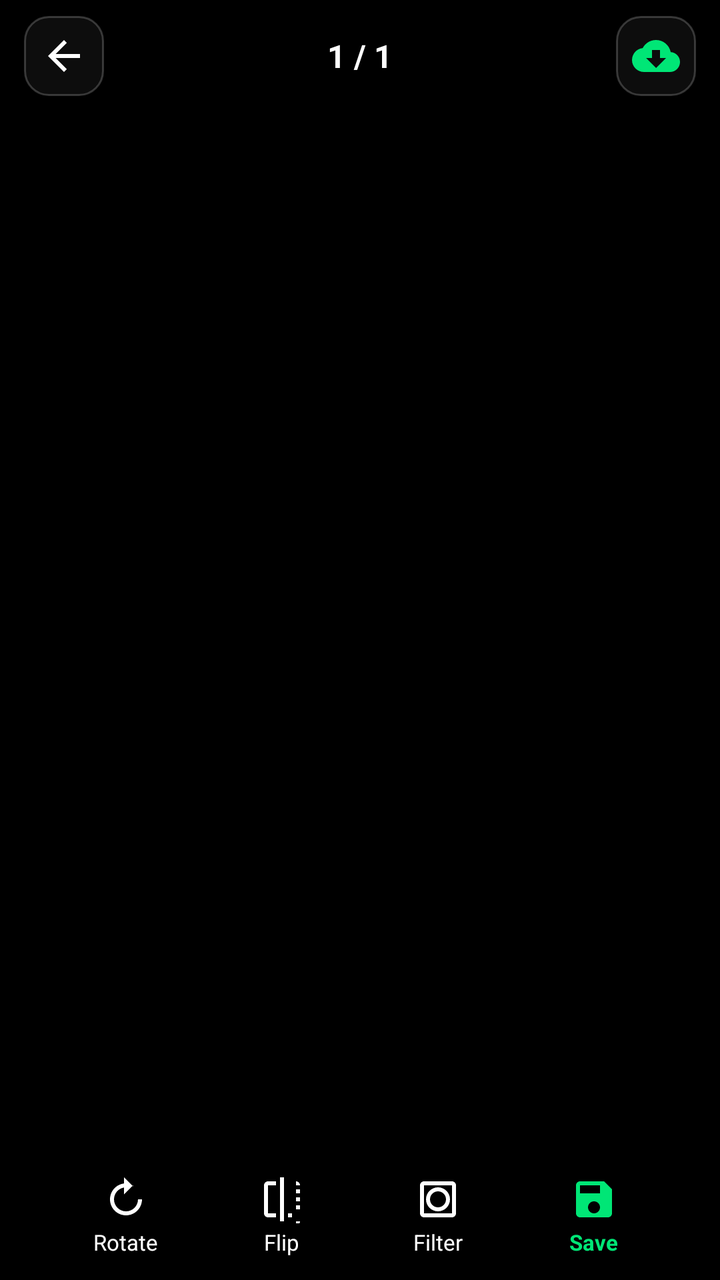
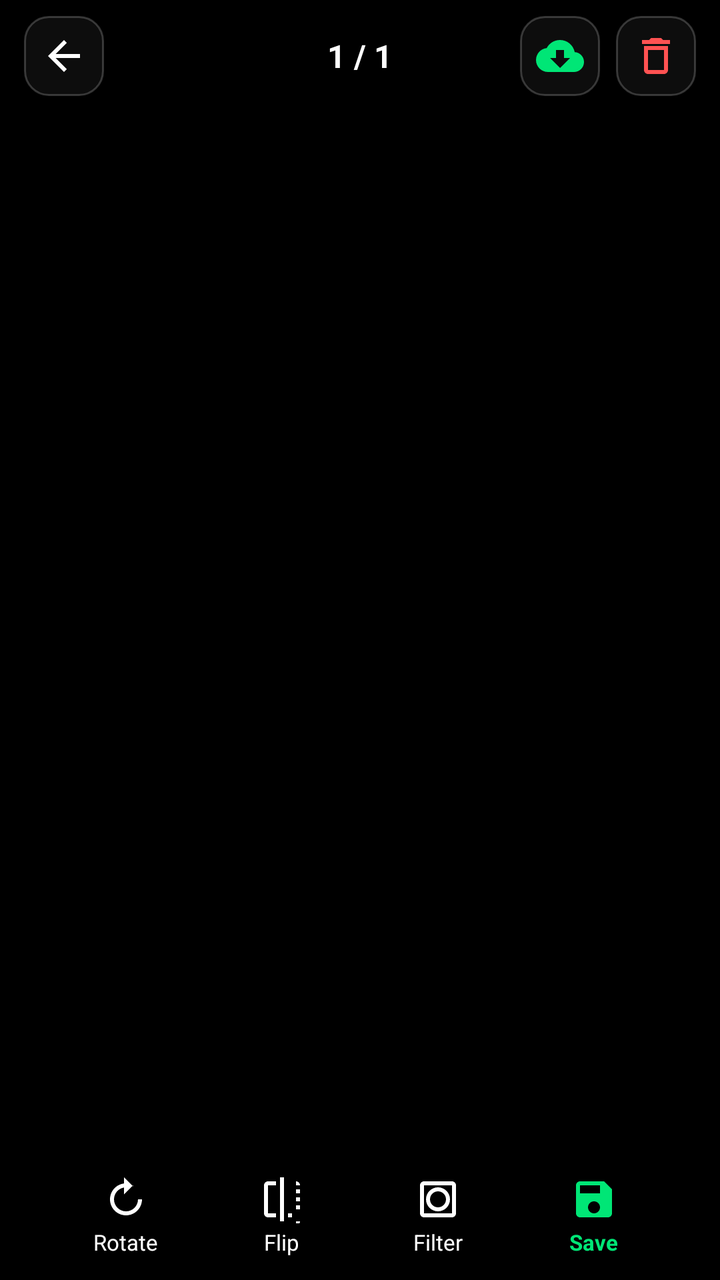

Before-and-after screenshots of an Android layout around one commit, followed by the original layout XML and the change that was made.
<!-- AndroidManifest.xml: application theme Theme.AppCompat.Light.NoActionBar -->
<!-- res/layout/activity_media_viewer.xml -->
<?xml version="1.0" encoding="utf-8"?>
<RelativeLayout xmlns:android="http://schemas.android.com/apk/res/android"
    xmlns:app="http://schemas.android.com/apk/res-auto"
    android:id="@+id/rootMediaViewer"
    android:layout_width="match_parent"
    android:layout_height="match_parent"
    android:background="#000000">

    <androidx.viewpager2.widget.ViewPager2
        android:id="@+id/viewPager"
        android:layout_width="match_parent"
        android:layout_height="match_parent" />

    
    <RelativeLayout
        android:id="@+id/viewerTopBar"
        android:layout_width="match_parent"
        android:layout_height="56dp"
        android:layout_alignParentTop="true"
        android:background="#99000000"
        android:paddingStart="12dp"
        android:paddingEnd="12dp">

        <ImageView
            android:id="@+id/btnBack"
            android:layout_width="40dp"
            android:layout_height="40dp"
            android:layout_alignParentStart="true"
            android:layout_centerVertical="true"
            android:background="@drawable/bg_glass_input"
            android:padding="8dp"
            android:src="@drawable/ic_back_vector"
            app:tint="#FFFFFF"
            android:clickable="true"
            android:focusable="true" />

        <TextView
            android:id="@+id/tvMediaCounter"
            android:layout_width="wrap_content"
            android:layout_height="wrap_content"
            android:layout_centerInParent="true"
            android:text="1 / 1"
            android:textColor="#FFFFFF"
            android:textSize="16sp"
            android:textStyle="bold" />

        <ImageView
            android:id="@+id/btnRestoreViewer"
            android:layout_width="40dp"
            android:layout_height="40dp"
            android:layout_alignParentEnd="true"
            android:layout_centerVertical="true"
            android:background="@drawable/bg_glass_input"
            android:padding="8dp"
            android:src="@drawable/ic_download_vector"
            app:tint="#00E676"
            android:clickable="true"
            android:focusable="true" />
    </RelativeLayout>

    
    <LinearLayout
        android:id="@+id/layoutPhotoEditing"
        android:layout_width="match_parent"
        android:layout_height="64dp"
        android:layout_alignParentBottom="true"
        android:background="#99000000"
        android:gravity="center"
        android:orientation="horizontal"
        android:paddingStart="24dp"
        android:paddingEnd="24dp">

        
        <LinearLayout
            android:id="@+id/btnRotate"
            android:layout_width="0dp"
            android:layout_height="match_parent"
            android:layout_weight="1"
            android:gravity="center"
            android:orientation="vertical"
            android:clickable="true"
            android:focusable="true">

            <ImageView
                android:layout_width="24dp"
                android:layout_height="24dp"
                android:src="@drawable/ic_rotate_vector"
                app:tint="#FFFFFF" />

            <TextView
                android:layout_width="wrap_content"
                android:layout_height="wrap_content"
                android:text="Rotate"
                android:textColor="#FFFFFF"
                android:textSize="11sp"
                android:layout_marginTop="2dp" />
        </LinearLayout>

        
        <LinearLayout
            android:id="@+id/btnFlip"
            android:layout_width="0dp"
            android:layout_height="match_parent"
            android:layout_weight="1"
            android:gravity="center"
            android:orientation="vertical"
            android:clickable="true"
            android:focusable="true">

            <ImageView
                android:layout_width="24dp"
                android:layout_height="24dp"
                android:src="@drawable/ic_flip_vector"
                app:tint="#FFFFFF" />

            <TextView
                android:layout_width="wrap_content"
                android:layout_height="wrap_content"
                android:text="Flip"
                android:textColor="#FFFFFF"
                android:textSize="11sp"
                android:layout_marginTop="2dp" />
        </LinearLayout>

        
        <LinearLayout
            android:id="@+id/btnFilter"
            android:layout_width="0dp"
            android:layout_height="match_parent"
            android:layout_weight="1"
            android:gravity="center"
            android:orientation="vertical"
            android:clickable="true"
            android:focusable="true">

            <ImageView
                android:layout_width="24dp"
                android:layout_height="24dp"
                android:src="@drawable/ic_filter_vector"
                app:tint="#FFFFFF" />

            <TextView
                android:layout_width="wrap_content"
                android:layout_height="wrap_content"
                android:text="Filter"
                android:textColor="#FFFFFF"
                android:textSize="11sp"
                android:layout_marginTop="2dp" />
        </LinearLayout>

        
        <LinearLayout
            android:id="@+id/btnSaveEdit"
            android:layout_width="0dp"
            android:layout_height="match_parent"
            android:layout_weight="1"
            android:gravity="center"
            android:orientation="vertical"
            android:clickable="true"
            android:focusable="true">

            <ImageView
                android:layout_width="24dp"
                android:layout_height="24dp"
                android:src="@drawable/ic_save_vector"
                app:tint="#00E676" />

            <TextView
                android:layout_width="wrap_content"
                android:layout_height="wrap_content"
                android:text="Save"
                android:textColor="#00E676"
                android:textSize="11sp"
                android:textStyle="bold"
                android:layout_marginTop="2dp" />
        </LinearLayout>

    </LinearLayout>

</RelativeLayout>
<!-- resources referenced by this layout -->
<resources>
  <!-- drawable bg_glass_input (drawable) -->
  <?xml version="1.0" encoding="utf-8"?>
  <shape xmlns:android="http://schemas.android.com/apk/res/android" android:shape="rectangle">
      <corners android:radius="12dp" />
      <solid android:color="#0DFFFFFF" /> 
      <stroke android:width="1dp" android:color="#33FFFFFF" />
  </shape>
  <!-- drawable ic_back_vector (drawable) -->
  <vector xmlns:android="http://schemas.android.com/apk/res/android"
      android:width="24dp"
      android:height="24dp"
      android:viewportWidth="24"
      android:viewportHeight="24"
      android:tint="?attr/colorControlNormal">
      <path
          android:fillColor="@android:color/white"
          android:pathData="M20,11H7.83l5.59,-5.59L12,4l-8,8 8,8 1.41,-1.41L7.83,13H20v-2z"/>
  </vector>
  <!-- drawable ic_download_vector (drawable) -->
  <vector xmlns:android="http://schemas.android.com/apk/res/android"
      android:width="24dp"
      android:height="24dp"
      android:viewportWidth="24"
      android:viewportHeight="24"
      android:tint="?attr/colorControlNormal">
      <path
          android:fillColor="@android:color/white"
          android:pathData="M19.35,10.04C18.67,6.59 15.64,4 12,4 9.11,4 6.6,5.64 5.35,8.04 2.34,8.36 0,10.91 0,14c0,3.31 2.69,6 6,6h13c2.76,0 5,-2.24 5,-5 0,-2.64 -2.05,-4.78 -4.65,-4.96zM17,13l-5,5 -5,-5h3V9h4v4h3z"/>
  </vector>
  <!-- drawable ic_flip_vector (drawable) -->
  <vector xmlns:android="http://schemas.android.com/apk/res/android"
      android:width="24dp"
      android:height="24dp"
      android:viewportWidth="24"
      android:viewportHeight="24"
      android:tint="?attr/colorControlNormal">
      <path
          android:fillColor="@android:color/white"
          android:pathData="M15,21h2v-2h-2v2zm4,-12h2V7h-2v2zM3,5v14c0,1.1 0.9,2 2,2h4v-2H5V5h4V3H5c-1.1,0 -2,0.9 -2,2zm16,-2v2h2c0,-1.1 -0.9,-2 -2,-2zm-8,20h2V1h-2v22zm8,-6h2v-2h-2v2zm0,8c1.1,0 2,-0.9 2,-2h-2v2zm0,-12h2v-2h-2v2z"/>
  </vector>
  <!-- drawable ic_rotate_vector (drawable) -->
  <vector xmlns:android="http://schemas.android.com/apk/res/android"
      android:width="24dp"
      android:height="24dp"
      android:viewportWidth="24"
      android:viewportHeight="24"
      android:tint="?attr/colorControlNormal">
      <path
          android:fillColor="@android:color/white"
          android:pathData="M15.55,5.55L11,1v3.07C7.06,4.56 4,7.92 4,12c0,4.42 3.58,8 8,8s8,-3.58 8,-8h-2c0,3.31 -2.69,6 -6,6s-6,-2.69 -6,-6c0,-2.97 2.17,-5.43 5,-5.91v3.46l4.55,-4.55z"/>
  </vector>
  <!-- drawable ic_save_vector (drawable) -->
  <vector xmlns:android="http://schemas.android.com/apk/res/android"
      android:width="24dp"
      android:height="24dp"
      android:viewportWidth="24"
      android:viewportHeight="24"
      android:tint="?attr/colorControlNormal">
      <path
          android:fillColor="@android:color/white"
          android:pathData="M17,3H5c-1.11,0 -2,0.9 -2,2v14c0,1.1 0.89,2 2,2h14c1.1,0 2,-0.9 2,-2V7l-4,-4zm-5,16c-1.66,0 -3,-1.34 -3,-3s1.34,-3 3,-3 3,1.34 3,3 -1.34,3 -3,3zm3,-10H5V5h10v4z"/>
  </vector>
  <!-- unchanged entries left out for length: 1 -->
</resources>

<!-- the commit's change to res/layout/activity_media_viewer.xml (unified diff, before → after) -->
@@ -44,18 +44,36 @@
             android:textSize="16sp"
             android:textStyle="bold" />
 
-        <ImageView
-            android:id="@+id/btnRestoreViewer"
-            android:layout_width="40dp"
-            android:layout_height="40dp"
+        <LinearLayout
+            android:layout_width="wrap_content"
+            android:layout_height="wrap_content"
             android:layout_alignParentEnd="true"
             android:layout_centerVertical="true"
-            android:background="@drawable/bg_glass_input"
-            android:padding="8dp"
-            android:src="@drawable/ic_download_vector"
-            app:tint="#00E676"
-            android:clickable="true"
-            android:focusable="true" />
+            android:orientation="horizontal">
+
+            <ImageView
+                android:id="@+id/btnRestoreViewer"
+                android:layout_width="40dp"
+                android:layout_height="40dp"
+                android:background="@drawable/bg_glass_input"
+                android:padding="8dp"
+                android:src="@drawable/ic_download_vector"
+                app:tint="#00E676"
+                android:layout_marginEnd="8dp"
+                android:clickable="true"
+                android:focusable="true" />
+
+            <ImageView
+                android:id="@+id/btnDeleteViewer"
+                android:layout_width="40dp"
+                android:layout_height="40dp"
+                android:background="@drawable/bg_glass_input"
+                android:padding="8dp"
+                android:src="@drawable/ic_delete_vector"
+                app:tint="#FF5252"
+                android:clickable="true"
+                android:focusable="true" />
+        </LinearLayout>
     </RelativeLayout>
 
     
<!-- resource entries referenced after the edit -->
@@ -17,6 +17,17 @@
       <path
           android:fillColor="@android:color/white"
           android:pathData="M20,11H7.83l5.59,-5.59L12,4l-8,8 8,8 1.41,-1.41L7.83,13H20v-2z"/>
+  </vector>
+  <!-- drawable ic_delete_vector (drawable) -->
+  <vector xmlns:android="http://schemas.android.com/apk/res/android"
+      android:width="24dp"
+      android:height="24dp"
+      android:viewportWidth="24"
+      android:viewportHeight="24"
+      android:tint="?attr/colorControlNormal">
+      <path
+          android:fillColor="@android:color/white"
+          android:pathData="M16,9v10H8V9h8m-1.5,-6h-5l-1,1H5v2h14V4h-3.5l-1,-1zM18,7H6v12c0,1.1 0.9,2 2,2h8c1.1,0 2,-0.9 2,-2V7z"/>
   </vector>
   <!-- drawable ic_download_vector (drawable) -->
   <vector xmlns:android="http://schemas.android.com/apk/res/android"
